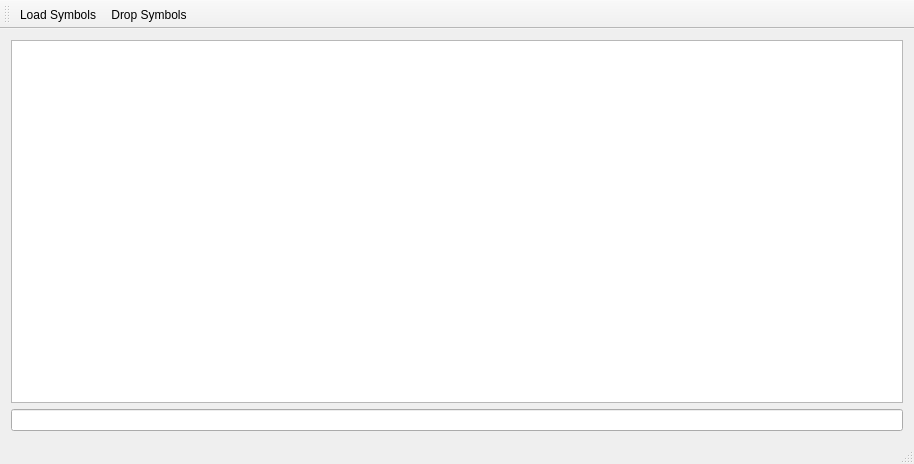
Above: symbolbook.ui from giubacc/symbolbook before the change. Below: the same form after it.
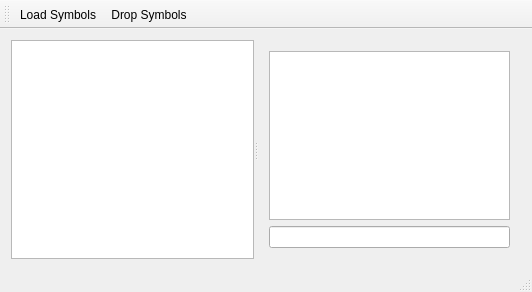
That is the form after the change. Icons and pictures are not drawn. Custom widgets are drawn as their Qt base class.

What changed in the file:
```diff
--- a/symbolbook.ui
+++ b/symbolbook.ui
@@ -6,8 +6,8 @@
    <rect>
     <x>0</x>
     <y>0</y>
-    <width>914</width>
-    <height>464</height>
+    <width>532</width>
+    <height>292</height>
    </rect>
   </property>
   <property name="windowTitle">
@@ -16,6 +16,37 @@
   <widget class="QWidget" name="centralWidget">
    <layout class="QVBoxLayout" name="verticalLayout_2">
     <item>
+     <widget class="QSplitter" name="splitter">
+      <property name="baseSize">
+       <size>
+        <width>0</width>
+        <height>0</height>
+       </size>
+      </property>
+      <property name="orientation">
+       <enum>Qt::Horizontal</enum>
+      </property>
+      <widget class="view::browser_view" name="file_browser">
+       <property name="sizePolicy">
+        <sizepolicy hsizetype="Expanding" vsizetype="Expanding">
+         <horstretch>0</horstretch>
+         <verstretch>0</verstretch>
+        </sizepolicy>
+       </property>
+       <property name="minimumSize">
+        <size>
+         <width>0</width>
+         <height>0</height>
+        </size>
+       </property>
+       <property name="baseSize">
+        <size>
+         <width>0</width>
+         <height>0</height>
+        </size>
+       </property>
+      </widget>
+      <widget class="QWidget" name="horizontalLayoutWidget">
      <layout class="QVBoxLayout" name="verticalLayout">
       <item>
        <widget class="view::symbol_view" name="result_table">
@@ -41,10 +72,10 @@
          <bool>false</bool>
         </property>
         <attribute name="horizontalHeaderVisible">
-         <bool>false</bool>
+           <bool>true</bool>
         </attribute>
         <attribute name="verticalHeaderVisible">
-         <bool>false</bool>
+           <bool>true</bool>
         </attribute>
        </widget>
       </item>
@@ -52,6 +83,8 @@
        <widget class="QLineEdit" name="input_box"/>
       </item>
      </layout>
+      </widget>
+     </widget>
     </item>
    </layout>
   </widget>
@@ -95,6 +128,11 @@
    <extends>QTableView</extends>
    <header>symbol_view.h</header>
   </customwidget>
+  <customwidget>
+   <class>view::browser_view</class>
+   <extends>QTreeView</extends>
+   <header>browser_view.h</header>
+  </customwidget>
  </customwidgets>
  <resources>
   <include location="symbk.qrc"/>
```
Lines whose indentation alone changed are shown as unchanged.
